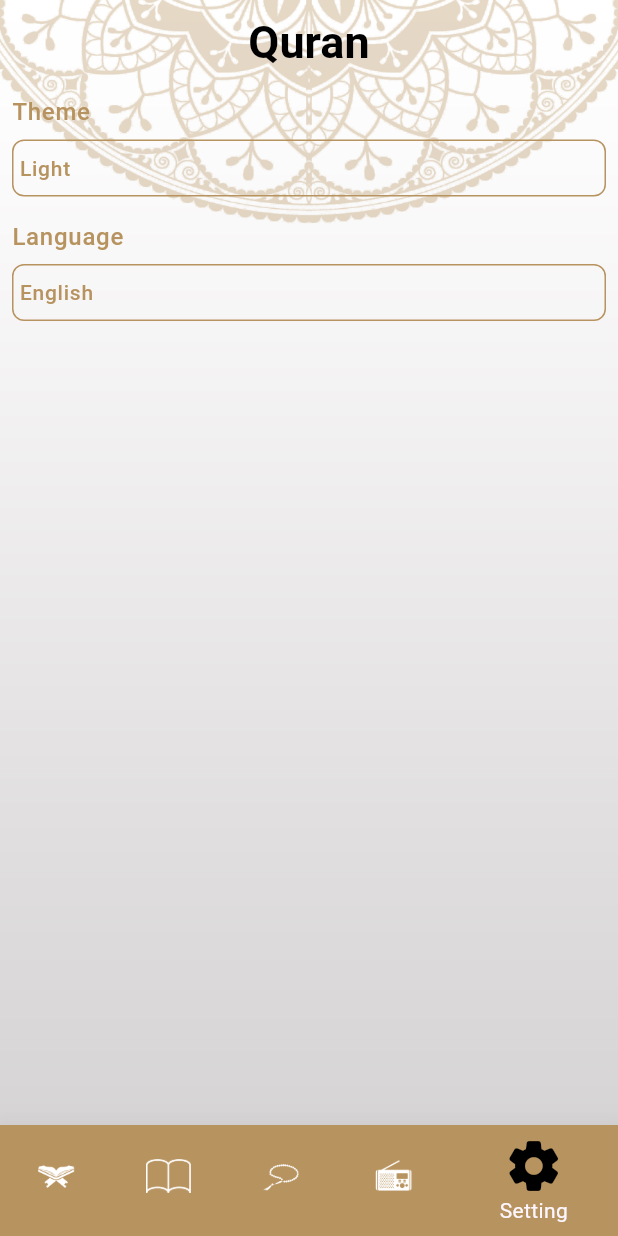
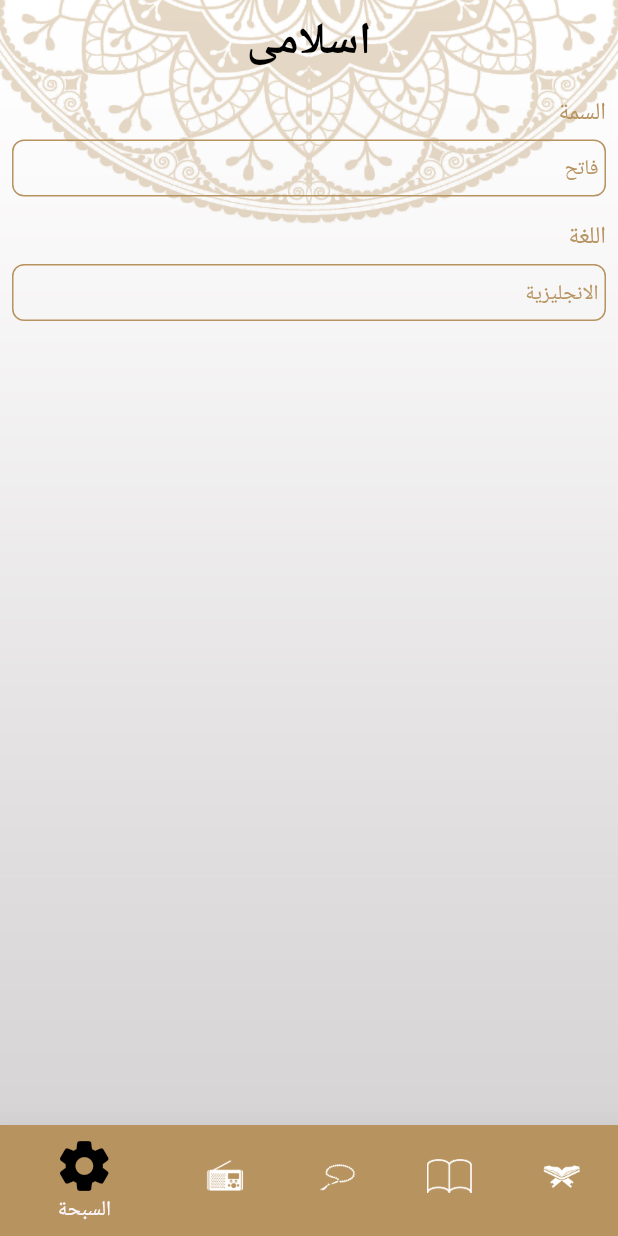
Before and after one commit to kerow1/quran-app, a Flutter app: the screen it shows after launch, item 5 of the bottom bar chosen, on a phone screen of 412 x 824 dp. Run offline on Flutter 3.47's test engine with Material 3 defaults, Android fonts, the phone set to English and light mode, and no system bars; generated files the repository leaves out were written again.

Commit message:
+ localization configurations

```diff
--- /dev/null
+++ b/l10n.yaml
@@ -0,0 +1,3 @@
+arb-dir: lib/l10n
+template-arb-file: app_en.arb
+output-localization-file: app_localizations.dart
--- /dev/null
+++ b/lib/l10n/app_ar.arb
@@ -0,0 +1,17 @@
+{
+  "appTitle": "اسلامى",
+  "chapterName": "اسم الصورة",
+  "versesNumber": "عدد الأيات",
+  "quranTab": "القران",
+  "hadithTab": "الحديث",
+  "sebhaTab": "السبحة",
+  "radioTab": "الراديو",
+  "settingsTab": "الاعدادات",
+  "hadithHeader": "الأحاديث",
+  "theme": "السمة",
+  "light": "فاتح",
+  "dark": "داكن",
+  "language": "اللغة",
+  "english": "الانجليزية",
+  "arabic": "العربية"
+}
--- a/lib/my_app/my_app.dart
+++ b/lib/my_app/my_app.dart
@@ -1,4 +1,5 @@
 import 'package:flutter/material.dart';
+import 'package:flutter_gen/gen_l10n/app_localizations.dart';
 
 import '../config/theme/my_theme.dart';
 import '../core/routes_manager.dart';
@@ -19,8 +20,14 @@ class MyApp extends StatelessWidget {
         RoutesManager.quranDetailsRoute: (_) => const QuranDetailsScreen(),
         RoutesManager.HadithDetailsRoute: (_) => const HadithDetailsScreen(),
       },
+      localizationsDelegates: AppLocalizations.localizationsDelegates,
       theme: MyTheme.lightTheme,
       initialRoute: RoutesManager.splashRoute,
+      supportedLocales: const [
+        Locale('ar'), // English
+        Locale('en'), // Spanish
+      ],
+      locale: Locale('ar'),
     );
   }
 }
--- a/lib/presentation/screens/hadith_details_screen/hadith_details_screen.dart
+++ b/lib/presentation/screens/hadith_details_screen/hadith_details_screen.dart
@@ -1,8 +1,8 @@
 import 'package:flutter/material.dart';
+import 'package:flutter_gen/gen_l10n/app_localizations.dart';
 import 'package:quran_app/presentation/screens/home/tabs/hadith_tab/hadith_tab.dart';
 
 import '../../../core/assets_manager.dart';
-import '../../../core/strings_manager.dart';
 
 class HadithDetailsScreen extends StatelessWidget {
   const HadithDetailsScreen({super.key});
@@ -19,7 +19,7 @@ class HadithDetailsScreen extends StatelessWidget {
       ),
       child: Scaffold(
         appBar: AppBar(
-          title: const Text(StringsManager.apptitle),
+          title: Text(AppLocalizations.of(context)!.appTitle),
         ),
         body: SingleChildScrollView(
           child: Card(
--- a/lib/presentation/screens/home/home_screen.dart
+++ b/lib/presentation/screens/home/home_screen.dart
@@ -1,4 +1,5 @@
 import 'package:flutter/material.dart';
+import 'package:flutter_gen/gen_l10n/app_localizations.dart';
 import 'package:quran_app/presentation/screens/home/tabs/hadith_tab/hadith_tab.dart';
 import 'package:quran_app/presentation/screens/home/tabs/quran_tab/quran_tab.dart';
 import 'package:quran_app/presentation/screens/home/tabs/settings_tab/settings_tab.dart';
@@ -6,7 +7,6 @@ import 'package:quran_app/presentation/screens/home/tabs/tasbeh_tab/tasbeh_tab.d
 
 import '../../../core/assets_manager.dart';
 import '../../../core/colors_manager.dart';
-import '../../../core/strings_manager.dart';
 import 'tabs/radio_tab/radio_tab.dart';
 
 class HomeScreen extends StatefulWidget {
@@ -38,30 +38,30 @@ class _HomeScreenState extends State<HomeScreen> {
       ),
       child: Scaffold(
         appBar: AppBar(
-          title: const Text(StringsManager.apptitle),
+          title: Text(AppLocalizations.of(context)!.appTitle),
         ),
         bottomNavigationBar: BottomNavigationBar(
-          items: const [
+          items: [
             BottomNavigationBarItem(
                 backgroundColor: ColorsManager.goldColor,
-                icon: ImageIcon(AssetImage(AssetsManager.quranIcon)),
-                label: StringsManager.quranLabel),
+                icon: const ImageIcon(AssetImage(AssetsManager.quranIcon)),
+                label: AppLocalizations.of(context)!.quranTab),
             BottomNavigationBarItem(
                 backgroundColor: ColorsManager.goldColor,
-                icon: ImageIcon(AssetImage(AssetsManager.hadithIcon)),
-                label: StringsManager.hadithLabel),
+                icon: const ImageIcon(AssetImage(AssetsManager.hadithIcon)),
+                label: AppLocalizations.of(context)!.hadithTab),
             BottomNavigationBarItem(
                 backgroundColor: ColorsManager.goldColor,
-                icon: ImageIcon(AssetImage(AssetsManager.sebhaIcon)),
-                label: StringsManager.tasbehLabel),
+                icon: const ImageIcon(AssetImage(AssetsManager.sebhaIcon)),
+                label: AppLocalizations.of(context)!.sebhaTab),
             BottomNavigationBarItem(
                 backgroundColor: ColorsManager.goldColor,
-                icon: ImageIcon(AssetImage(AssetsManager.radioIcon)),
-                label: StringsManager.radioLabel),
+                icon: const ImageIcon(AssetImage(AssetsManager.radioIcon)),
+                label: AppLocalizations.of(context)!.radioTab),
             BottomNavigationBarItem(
                 backgroundColor: ColorsManager.goldColor,
-                icon: Icon(Icons.settings_rounded),
-                label: StringsManager.settingLabel),
+                icon: const Icon(Icons.settings_rounded),
+                label: AppLocalizations.of(context)!.sebhaTab),
           ],
           onTap: (index) {
             tabIndex = index;
--- a/lib/presentation/screens/home/tabs/hadith_tab/hadith_tab.dart
+++ b/lib/presentation/screens/home/tabs/hadith_tab/hadith_tab.dart
@@ -1,5 +1,6 @@
 import 'package:flutter/material.dart';
 import 'package:flutter/services.dart';
+import 'package:flutter_gen/gen_l10n/app_localizations.dart';
 
 import '../../../../../core/assets_manager.dart';
 import 'widgets/hadith_title_widget.dart';
@@ -27,8 +28,9 @@ class _HadithTabState extends State<HadithTab> {
           thickness: 3,
         ),
         Text(
-          'الاحاديث',
-          style: TextStyle(color: Colors.black, fontWeight: FontWeight.bold),
+          AppLocalizations.of(context)!.hadithHeader,
+          style:
+              const TextStyle(color: Colors.black, fontWeight: FontWeight.bold),
         ),
         Divider(
           color: Theme.of(context).dividerColor,
--- a/lib/presentation/screens/home/tabs/settings_tab/settings_tab.dart
+++ b/lib/presentation/screens/home/tabs/settings_tab/settings_tab.dart
@@ -1,4 +1,5 @@
 import 'package:flutter/material.dart';
+import 'package:flutter_gen/gen_l10n/app_localizations.dart';
 import 'package:quran_app/presentation/screens/home/tabs/settings_tab/widgets/language_bottom_sheet.dart';
 import 'package:quran_app/presentation/screens/home/tabs/settings_tab/widgets/theme_bottom_sheet.dart';
 
@@ -12,7 +13,8 @@ class SettingsTab extends StatelessWidget {
       child: Column(
         crossAxisAlignment: CrossAxisAlignment.start,
         children: [
-          Text('Theme', style: Theme.of(context).textTheme.labelMedium),
+          Text(AppLocalizations.of(context)!.theme,
+              style: Theme.of(context).textTheme.labelMedium),
           const SizedBox(
             height: 8,
           ),
@@ -26,14 +28,15 @@ class SettingsTab extends StatelessWidget {
               decoration: BoxDecoration(
                   borderRadius: BorderRadius.circular(8),
                   border: Border.all(color: Theme.of(context).dividerColor)),
-              child:
-                  Text('Light', style: Theme.of(context).textTheme.labelSmall),
+              child: Text(AppLocalizations.of(context)!.light,
+                  style: Theme.of(context).textTheme.labelSmall),
             ),
           ),
           const SizedBox(
             height: 16,
           ),
-          Text('Language', style: Theme.of(context).textTheme.labelMedium),
+          Text(AppLocalizations.of(context)!.language,
+              style: Theme.of(context).textTheme.labelMedium),
           const SizedBox(
             height: 8,
           ),
@@ -47,7 +50,7 @@ class SettingsTab extends StatelessWidget {
               decoration: BoxDecoration(
                   borderRadius: BorderRadius.circular(8),
                   border: Border.all(color: Theme.of(context).dividerColor)),
-              child: Text('English',
+              child: Text(AppLocalizations.of(context)!.english,
                   style: Theme.of(context).textTheme.labelSmall),
             ),
           ),
--- a/lib/presentation/screens/home/tabs/settings_tab/widgets/language_bottom_sheet.dart
+++ b/lib/presentation/screens/home/tabs/settings_tab/widgets/language_bottom_sheet.dart
@@ -20,7 +20,7 @@ class _LanguageBottomSheetState extends State<LanguageBottomSheet> {
           SizedBox(
             height: 8,
           ),
-          buildUnSelectedItemLangWidget('العربية'),
+          buildUnSelectedItemLangWidget('Arabic'),
         ],
       ),
     );
--- a/pubspec.yaml
+++ b/pubspec.yaml
@@ -35,6 +35,9 @@ dependencies:
   # The following adds the Cupertino Icons font to your application.
   # Use with the CupertinoIcons class for iOS style icons.
   cupertino_icons: ^1.0.2
+  flutter_localizations:
+    sdk: flutter
+  intl: any
 
 dev_dependencies:
   flutter_test:
@@ -57,6 +60,7 @@ flutter:
   # included with your application, so that you can use the icons in
   # the material Icons class.
   uses-material-design: true
+  generate: true
 
   # To add assets to your application, add an assets section, like this:
   assets:
```
Also changed, not shown: lib/l10n/app_en.arb (added, +17 -0 lines), lib/presentation/screens/home/tabs/quran_tab/widgets/quran_header_widget.dart (+3 -4 lines), lib/presentation/screens/home/tabs/settings_tab/widgets/theme_bottom_sheet.dart (+7 -6 lines), pubspec.lock.
